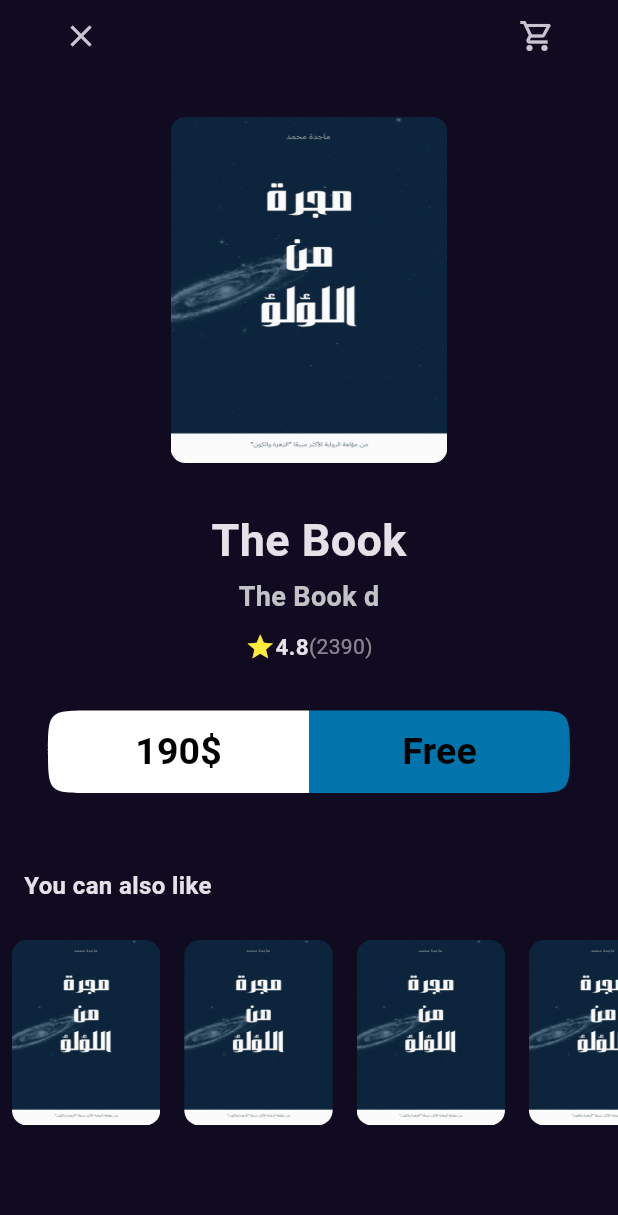
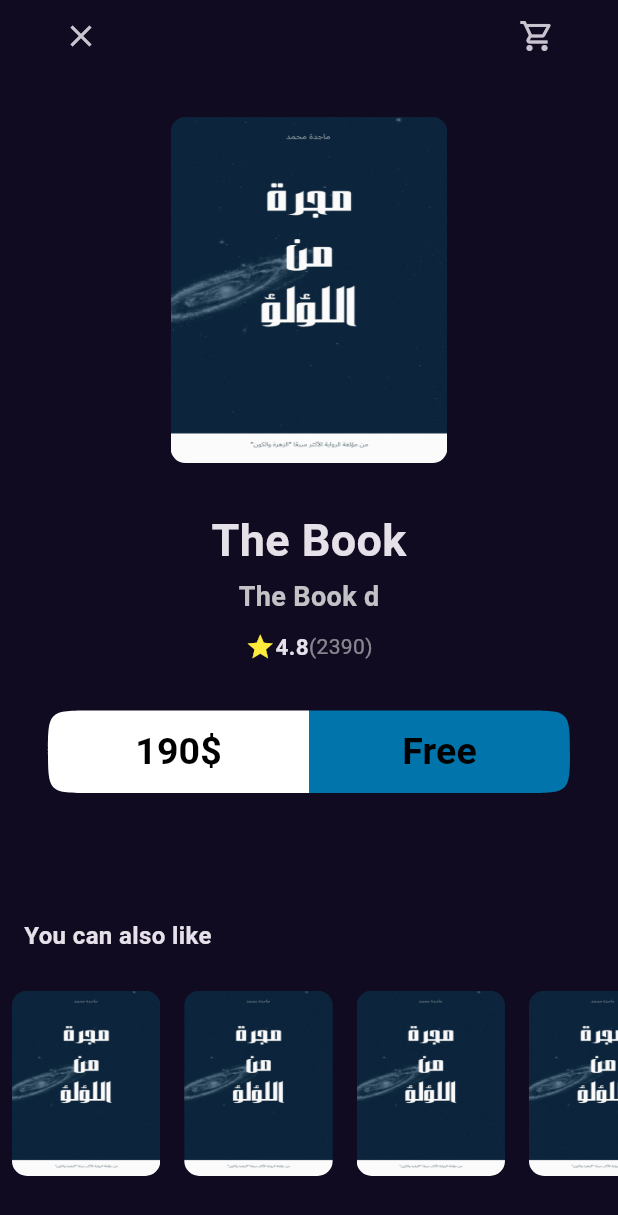
Before and after one commit to IbrahimElbazz/Bookly_app, a Flutter app: the Book_detailes_view_body screen opened directly, on a phone screen of 412 x 824 dp. Shown: the top 1215 px of the screen. Run offline on Flutter 3.47's test engine with Material 3 defaults, Android fonts, the phone set to English and light mode, and no system bars; our stand-ins replace go_router, google_fonts.

Commit message:
custem scroll_view in details body and add SliverFillRemaining to controll screen have expanded

```diff
--- a/lib/Features/home/presentation/views/widget/Home_detailes_view_body.dart
+++ b/lib/Features/home/presentation/views/widget/Home_detailes_view_body.dart
@@ -15,7 +15,11 @@ class Book_detailes_view_body extends StatelessWidget {
   @override
   Widget build(BuildContext context) {
     return Scaffold(
-      body: Column(
+      body: CustomScrollView(
+        slivers: [
+          SliverFillRemaining(
+            hasScrollBody: false,
+            child: Column(
               children: [
                 const SafeArea(
                   child: const Book_detailes_custem_appBar(),
@@ -39,7 +43,8 @@ class Book_detailes_view_body extends StatelessWidget {
                 ),
                 Text(
                   'The Book d',
-            style: Style.title.copyWith(color: Colors.white.withOpacity(.75)),
+                  style: Style.title
+                      .copyWith(color: Colors.white.withOpacity(.75)),
                 ),
                 const SizedBox(
                   height: 10,
@@ -49,8 +54,10 @@ class Book_detailes_view_body extends StatelessWidget {
                   height: 32,
                 ),
                 const action_button(),
-          const SizedBox(
+                const Expanded(
+                  child: SizedBox(
                     height: 50,
+                  ),
                 ),
                 Padding(
                   padding: const EdgeInsets.only(left: 16),
@@ -71,6 +78,9 @@ class Book_detailes_view_body extends StatelessWidget {
                 )
               ],
             ),
+          )
+        ],
+      ),
     );
   }
 }
```
Lines whose indentation alone changed are shown as unchanged.
